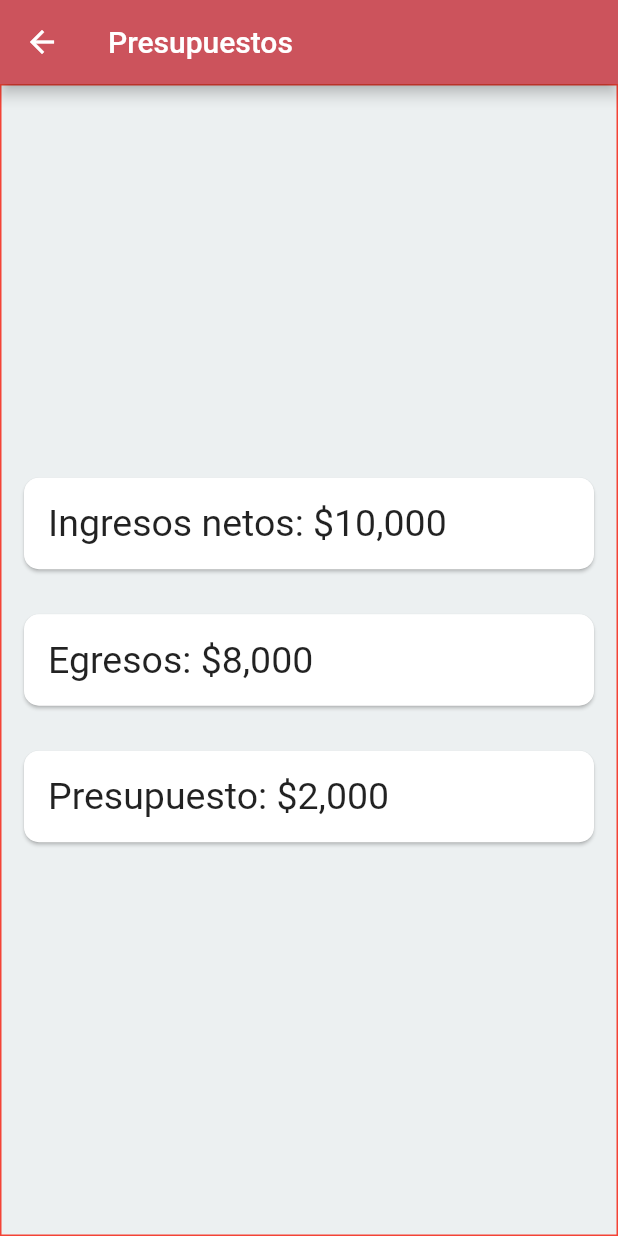
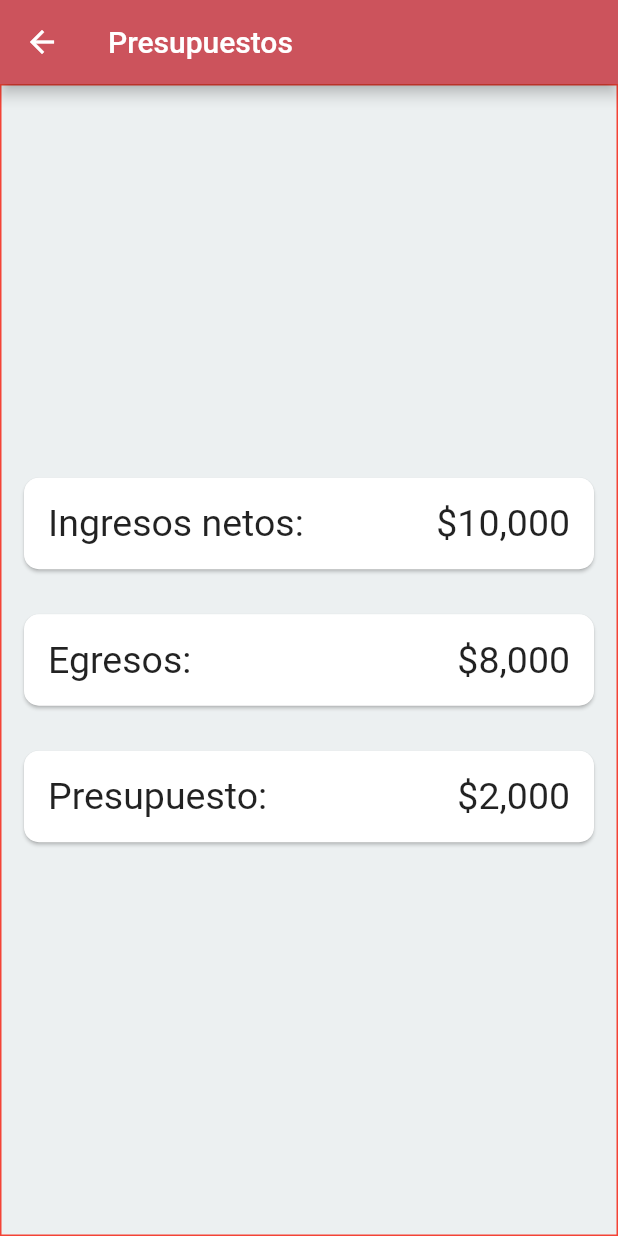
Before and after one commit to CARDONALUIS/AppFinanzasPersonales, a Flutter app: the PresupuestosPantalla screen opened directly, on a phone screen of 412 x 824 dp. Run offline on Flutter 3.47's test engine with Material 2 defaults, Android fonts, the phone set to English and light mode, and no system bars; our stand-ins replace carousel_slider; Roboto replaces fonts that are missing (Georgia, Hind).

Commit message:
Se ve mejor los textos de presupuesto

```diff
--- a/appfinanzaspersonales/lib/Presupuesto.dart
+++ b/appfinanzaspersonales/lib/Presupuesto.dart
@@ -15,16 +15,16 @@ class PresupuestosPantalla extends StatelessWidget {
             children: <Widget>[
               SizedBox(
                 width: double.infinity,
-                child: CreaCard("Ingresos netos: \$", "10,000"),
+                child: CreaCard("Ingresos netos: ", "\$10,000"),
               ),
               SizedBox(
                 width: double.infinity,
-                child: CreaCard("Egresos: \$", "8,000"),
+                child: CreaCard("Egresos: ", "\$8,000"),
               ),
               SizedBox(
                 width: double.infinity,
-                child: CreaCard("Presupuesto: \$", "2,000"),
-              ),
+                child: CreaCard("Presupuesto: ", "\$2,000"),
+              )
             ],
           ),
         ),
@@ -37,22 +37,20 @@ Card CreaCard(String texto, String valor) {
   return Card(
     shape: RoundedRectangleBorder(borderRadius: BorderRadius.circular(10)),
     margin: EdgeInsets.all(15),
-    child: Padding(
-      padding: EdgeInsets.all(16.0),
-      child: Row(children: <Widget>[
-        Container(
-          // decoration: BoxDecoration(border: Border.all(color: Colors.red)),
-          // alignment: Alignment.center,
+    child: Row(
+      mainAxisAlignment: MainAxisAlignment.spaceBetween,
+      children: <Widget>[
+        Padding(
+          padding: EdgeInsets.all(16.0),
           child: Text(texto,
               textAlign: TextAlign.left, style: TextStyle(fontSize: 25)),
         ),
-        Container(
-          // decoration: BoxDecoration(border: Border.all(color: Colors.red)),
-          // alignment: Alignment.center,
+        Padding(
+          padding: EdgeInsets.all(16.0),
           child: Text(valor,
               textAlign: TextAlign.left, style: TextStyle(fontSize: 25)),
-        ),
-      ]),
+        )
+      ],
     ),
   );
 }
--- a/appfinanzaspersonales/lib/main.dart
+++ b/appfinanzaspersonales/lib/main.dart
@@ -81,6 +81,18 @@ class MyHomePage extends StatelessWidget {
                   color: Color.fromRGBO(204, 83, 92, 1),
                   textColor: Colors.white,
                   onPressed: () {
+                    final snackBar = SnackBar(
+                      content: Text('Contraseña correcta'),
+                    );
+                    // Find the ScaffoldMessenger in the widget tree
+                    // and use it to show a SnackBar.
+                    ScaffoldMessenger.of(context).showSnackBar(snackBar);
+                    Navigator.pop(context);
+                    Navigator.push(
+                      context,
+                      MaterialPageRoute(builder: (context) => homePrincipal()),
+                    );
+
                     if (usuarioController.text == "admin" &&
                         contrasenaController.text == "admin") {
                       final snackBar = SnackBar(
```
